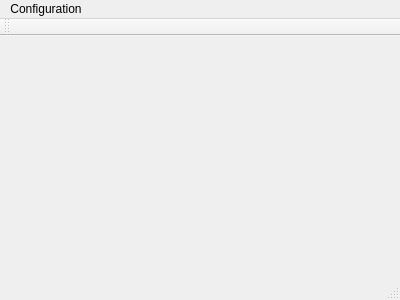
This is src/rockstatus.ui in Fran89/RockStatus as Qt 5 draws it before an edit. The edited form follows.
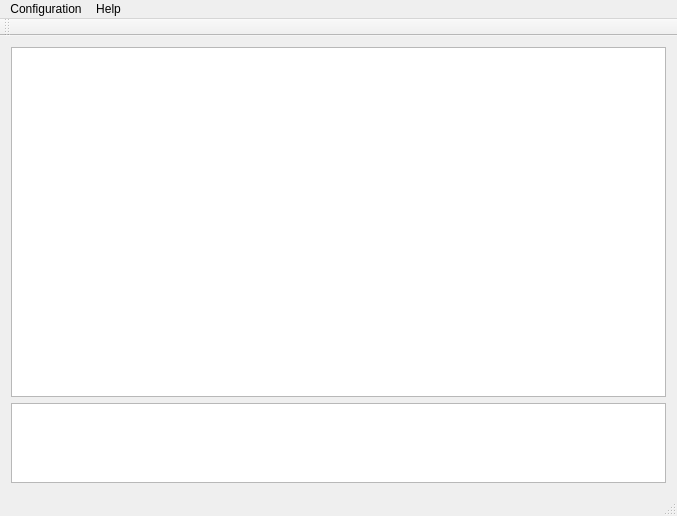
This is the edited form.

Commit message: Bulk commit: Added a table to the UI, added a Table model for basic data, added SLOTS/SIGNALS to connect the various elements

What changed in the file:
```diff
--- a/src/rockstatus.ui
+++ b/src/rockstatus.ui
@@ -6,20 +6,48 @@
    <rect>
     <x>0</x>
     <y>0</y>
-    <width>400</width>
-    <height>300</height>
+    <width>677</width>
+    <height>516</height>
    </rect>
   </property>
   <property name="windowTitle">
    <string>RockStatus</string>
   </property>
-  <widget class="QWidget" name="centralWidget"/>
+  <widget class="QWidget" name="centralWidget">
+   <layout class="QVBoxLayout" name="verticalLayout">
+    <item>
+     <widget class="QTableView" name="tableView"/>
+    </item>
+    <item>
+     <widget class="QTextBrowser" name="textBrowser">
+      <property name="sizePolicy">
+       <sizepolicy hsizetype="Expanding" vsizetype="Fixed">
+        <horstretch>0</horstretch>
+        <verstretch>0</verstretch>
+       </sizepolicy>
+      </property>
+      <property name="minimumSize">
+       <size>
+        <width>0</width>
+        <height>20</height>
+       </size>
+      </property>
+      <property name="maximumSize">
+       <size>
+        <width>16777215</width>
+        <height>80</height>
+       </size>
+      </property>
+     </widget>
+    </item>
+   </layout>
+  </widget>
   <widget class="QMenuBar" name="menuBar">
    <property name="geometry">
     <rect>
      <x>0</x>
      <y>0</y>
-     <width>400</width>
+     <width>677</width>
      <height>19</height>
     </rect>
    </property>
@@ -28,8 +56,19 @@
      <string>Configuration</string>
     </property>
     <addaction name="actionConnection"/>
+    <addaction name="actionDisconnect"/>
+   </widget>
+   <widget class="QMenu" name="menuHelp">
+    <property name="title">
+     <string>Help</string>
+    </property>
+    <addaction name="actionAbout_RockStatus"/>
+    <addaction name="actionAbout_Qt"/>
+    <addaction name="separator"/>
+    <addaction name="actionDebugMode"/>
    </widget>
    <addaction name="menuConnection"/>
+   <addaction name="menuHelp"/>
   </widget>
   <widget class="QToolBar" name="mainToolBar">
    <attribute name="toolBarArea">
```
Left out of the diff: 20 changed lines with no effect on the pictures. The commit also changes 10 other files.
